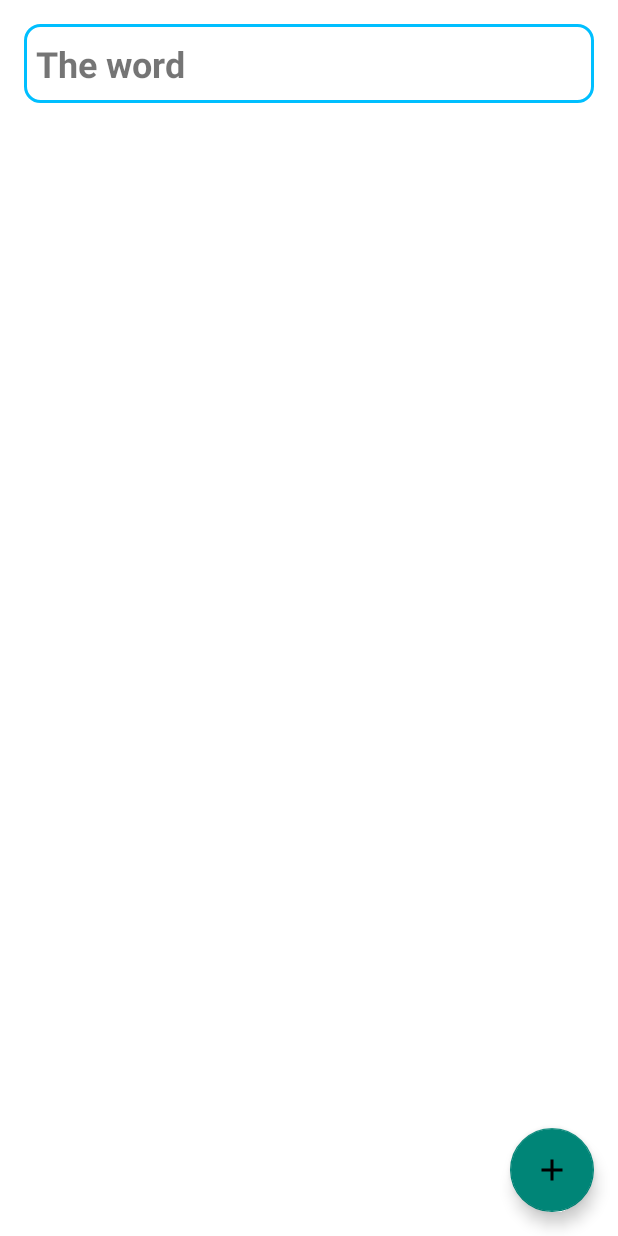
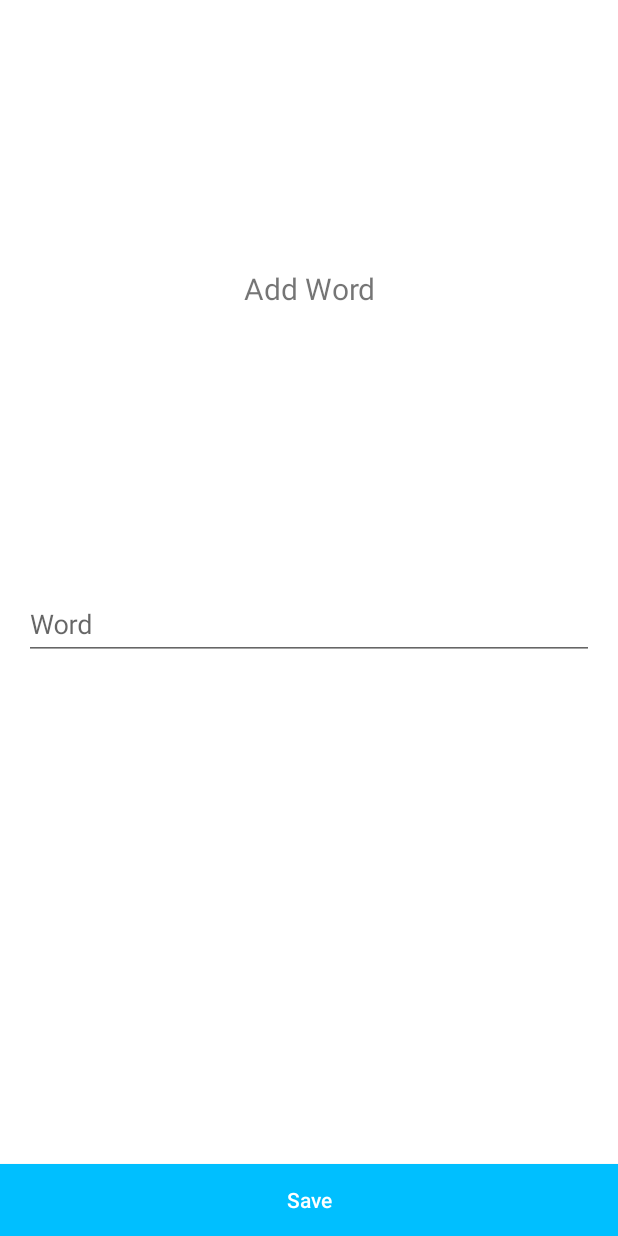
Before and after one commit to DavidUps/WordCleanArchitecture, an Android app: the screen it shows after launch (MainActivity), after a tap on an icon or button, on a phone screen of 412 x 824 dp. Run offline under Robolectric (Android 15) with nearby library versions, the phone set to English and light mode, and no system bars; our stand-ins replace Dagger/Hilt's generated code, Room's generated code; pictures from the network do not load; 4 statements that could not run were skipped.

Commit message:
add word scren

```diff
--- a/RoomViewModelClean/app/src/main/kotlin/com/skeleton/android/core/di/ApplicationComponent.kt
+++ b/RoomViewModelClean/app/src/main/kotlin/com/skeleton/android/core/di/ApplicationComponent.kt
@@ -4,6 +4,7 @@ import com.skeleton.android.AndroidApplication
 import com.skeleton.android.core.di.viewmodel.ViewModelModule
 import com.skeleton.android.core.navigation.SplashActivity
 import com.skeleton.android.features.word.WordFragment
+import com.skeleton.android.features.word.AddWordFragment
 import dagger.Component
 import javax.inject.Singleton
 
@@ -13,6 +14,7 @@ interface ApplicationComponent {
     fun inject(application: AndroidApplication)
     fun inject(splashActivity: SplashActivity)
     fun inject(wordFragment: WordFragment)
+    fun inject(addWordFragment: AddWordFragment)
 
 
 }
--- a/RoomViewModelClean/app/src/main/kotlin/com/skeleton/android/core/navigation/Navigator.kt
+++ b/RoomViewModelClean/app/src/main/kotlin/com/skeleton/android/core/navigation/Navigator.kt
@@ -2,6 +2,7 @@ package com.skeleton.android.core.navigation
 
 import android.content.Context
 import android.support.v4.app.FragmentActivity
+import com.skeleton.android.features.word.AddWordFragment
 import com.skeleton.android.features.word.WordFragment
 import com.skeleton.android.features.word.WordView
 import javax.inject.Inject
@@ -24,7 +25,11 @@ class Navigator
     // Fragments ===================================================================================
 
 
-    fun showWordFragment(activity: FragmentActivity, word: WordView){
+    fun showWordFragment(activity: FragmentActivity/*, word: WordView*/) {
         (activity as MainActivity).replaceFragment(WordFragment(), "WordFragment")
     }
+
+    fun showAddWordFragment(activity: FragmentActivity){
+        (activity as MainActivity).replaceFragment(AddWordFragment(), "AddWordFragment")
+    }
 }
--- a/RoomViewModelClean/app/src/main/kotlin/com/skeleton/android/features/word/AddWord.kt
+++ b/RoomViewModelClean/app/src/main/kotlin/com/skeleton/android/features/word/AddWord.kt
@@ -9,4 +9,6 @@ class AddWord
     override suspend fun run(params: Params) = wordRepository.add(params.word)
 
     class Params(val word: Word)
+
+
 }
--- /dev/null
+++ b/RoomViewModelClean/app/src/main/kotlin/com/skeleton/android/features/word/AddWordFragment.kt
@@ -0,0 +1,79 @@
+package com.skeleton.android.features.word
+
+import android.os.Bundle
+import android.view.View
+import com.skeleton.android.R
+import com.skeleton.android.core.exception.Failure
+import com.skeleton.android.core.extension.*
+import com.skeleton.android.core.functional.DialogCallback
+import com.skeleton.android.core.navigation.Navigator
+import com.skeleton.android.core.platform.BaseFragment
+import kotlinx.android.synthetic.main.fragment_add_word.*
+import kotlinx.android.synthetic.main.fragment_events.*
+import java.util.*
+import javax.inject.Inject
+
+class AddWordFragment : BaseFragment() {
+
+    @Inject
+    lateinit var navigator: Navigator
+
+    private lateinit var addWordViewModel: AddWordViewModel
+
+    private var word: WordView? = null
+
+    override fun layoutId() = R.layout.fragment_add_word
+
+    override fun onCreate(savedInstanceState: Bundle?) {
+        super.onCreate(savedInstanceState)
+        appComponent.inject(this)
+
+        addWordViewModel = viewModel(viewModelFactory){
+            observe(trigger, ::onWordCreated)
+            failure(failure, ::handleFailure)
+        }
+    }
+
+    override fun onViewCreated(view: View, savedInstanceState: Bundle?) {
+        super.onViewCreated(view, savedInstanceState)
+        initComponents()
+    }
+
+    private fun initComponents() {
+        btnSave onClick this::addWord
+    }
+
+    private fun addWord(){
+        if (!etWord.text!!.isEmpty()){showProgress()
+            addWordViewModel.add(Word(0,etWord.text.toString()))
+            navigator.showWordFragment(activity!!)
+        }
+    }
+
+    private fun handleFailure(failure: Failure?) {
+        when (failure) {
+            is Failure.CustomError -> renderFailure(failure.errorCode, failure.errorMessage)
+        }
+    }
+
+    private fun renderFailure(errorCode: Int, errorMessage: String?) {
+        eventList.invisible()
+        emptyView.visible()
+        hideProgress()
+        showError(errorCode, errorMessage, object : DialogCallback {
+            override fun onAccept() {
+                //loadEvents()
+            }
+
+            override fun onDecline() {
+                onBackPressed()
+            }
+        })
+    }
+
+    private fun onWordCreated(any: Any?){
+        hideProgress()
+    }
+
+
+}
--- a/RoomViewModelClean/app/src/main/kotlin/com/skeleton/android/features/word/WordEntity.kt
+++ b/RoomViewModelClean/app/src/main/kotlin/com/skeleton/android/features/word/WordEntity.kt
@@ -7,7 +7,7 @@ import android.arch.persistence.room.PrimaryKey
 @Entity
 data class WordEntity (
     @PrimaryKey(autoGenerate = true)
-    val id: Int,
+    val id: Int = 0,
 
     @ColumnInfo(name = "Word")
     val word: String){
--- a/RoomViewModelClean/app/src/main/kotlin/com/skeleton/android/features/word/WordFragment.kt
+++ b/RoomViewModelClean/app/src/main/kotlin/com/skeleton/android/features/word/WordFragment.kt
@@ -109,14 +109,15 @@ class WordFragment : BaseFragment() {
     }
 
     private fun addWord(){
-        showProgress()
+        /*showProgress()
         var word = ""
         if (wordAdapter.itemCount % 2 == 0){
             word = "The word"
         } else{
             word = "Is a vampire"
         }
-        addWordViewModel.add(Word(wordAdapter.itemCount + 1,word))
+        addWordViewModel.add(Word(wordAdapter.itemCount + 1,word))*/
+        navigator.showAddWordFragment(activity!!)
     }
 
     private fun onWordCreated(any: Any?){
--- /dev/null
+++ b/RoomViewModelClean/app/src/main/res/layout/fragment_add_word.xml
@@ -0,0 +1,50 @@
+<?xml version="1.0" encoding="utf-8"?>
+<android.support.constraint.ConstraintLayout
+    xmlns:android="http://schemas.android.com/apk/res/android"
+    xmlns:tools="http://schemas.android.com/tools"
+    xmlns:app="http://schemas.android.com/apk/res-auto"
+    android:layout_width="match_parent"
+    android:layout_height="match_parent">
+
+    <TextView
+        android:layout_width="wrap_content"
+        android:layout_height="wrap_content"
+        app:layout_constraintTop_toTopOf="parent"
+        app:layout_constraintLeft_toLeftOf="parent"
+        app:layout_constraintRight_toRightOf="parent"
+        app:layout_constraintBottom_toTopOf="@id/tilWord"
+        android:text="@string/txt_add_word"
+        android:gravity="center"
+        android:textSize="20dp"
+        android:layout_margin="16dp"/>
+
+    <android.support.design.widget.TextInputLayout
+        android:id="@+id/tilWord"
+        android:layout_margin="16dp"
+        android:layout_width="match_parent"
+        android:layout_height="wrap_content"
+        app:layout_constraintTop_toTopOf="parent"
+        app:layout_constraintLeft_toLeftOf="parent"
+        app:layout_constraintRight_toRightOf="parent"
+        app:layout_constraintBottom_toBottomOf="parent"
+        style="@style/Widget.MaterialComponents.TextInputLayout.OutlineBox">
+
+        <android.support.design.widget.TextInputEditText
+            android:id="@+id/etWord"
+            android:layout_width="match_parent"
+            android:layout_height="wrap_content"
+            android:hint="@string/word"/>
+
+    </android.support.design.widget.TextInputLayout>
+
+    <Button
+        android:id="@+id/btnSave"
+        android:layout_width="match_parent"
+        android:layout_height="wrap_content"
+        app:layout_constraintBottom_toBottomOf="parent"
+        android:background="#00bfff"
+        android:textColor="#FFFFFF"
+        android:text="@string/save"
+        android:textAllCaps="false"/>
+
+</android.support.constraint.ConstraintLayout>
--- a/RoomViewModelClean/app/src/main/res/values/strings.xml
+++ b/RoomViewModelClean/app/src/main/res/values/strings.xml
@@ -10,4 +10,7 @@
 
     <!-- TODO: Remove or change this placeholder text -->
     <string name="hello_blank_fragment">Hello blank fragment</string>
+    <string name="txt_add_word">Add Word</string>
+    <string name="word">Word</string>
+    <string name="save">Save</string>
 </resources>
```
Also changed, not shown: 2 other files.
